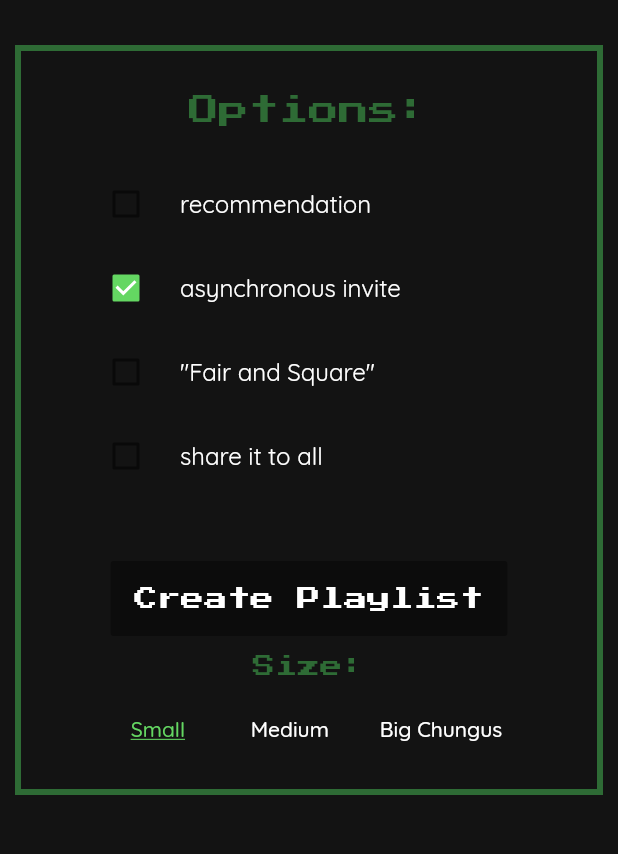
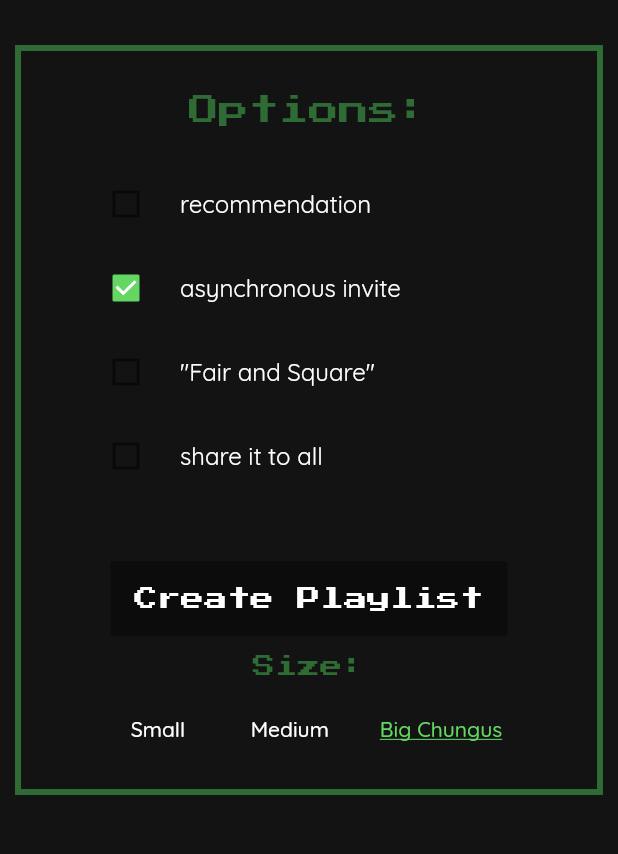
Before and after one commit to bnair2001/equalist-frontend, a Flutter app: the OptionsPage screen opened by its route, after a tap on "Big Chungus", on a phone screen of 412 x 824 dp, the part 87-941 px from its top. Run offline on Flutter 3.47's test engine with Material 2 defaults, Android fonts, the phone set to English and light mode, and no system bars; our stand-ins replace fluro, flutter_easyloading, google_fonts, shared_preferences; missing offline and left inert: dart:html; accounts and stored records are empty.

Commit message:
options completed

```diff
--- a/lib/options.dart
+++ b/lib/options.dart
@@ -220,7 +220,7 @@ class _OptionsPageState extends State<OptionsPage> {
             children: [
               FlatButton(
                 color: Colors.transparent,
-                splashColor: Colors.black26,
+                splashColor: EqualistColors.darkBackground,
                 onPressed: () {
                   setSize(1);
                 },
@@ -228,17 +228,17 @@ class _OptionsPageState extends State<OptionsPage> {
               ),
               FlatButton(
                 color: Colors.transparent,
-                splashColor: Colors.black26,
+                splashColor: EqualistColors.darkBackground,
                 onPressed: () {
-                  setSize(1);
+                  setSize(2);
                 },
                 child: Text("Medium", style: threeSizes(2)),
               ),
               FlatButton(
                 color: Colors.transparent,
-                splashColor: Colors.black26,
+                splashColor: EqualistColors.darkBackground,
                 onPressed: () {
-                  setSize(1);
+                  setSize(3);
                 },
                 child: Text("Big Chungus", style: threeSizes(3)),
               ),
```
